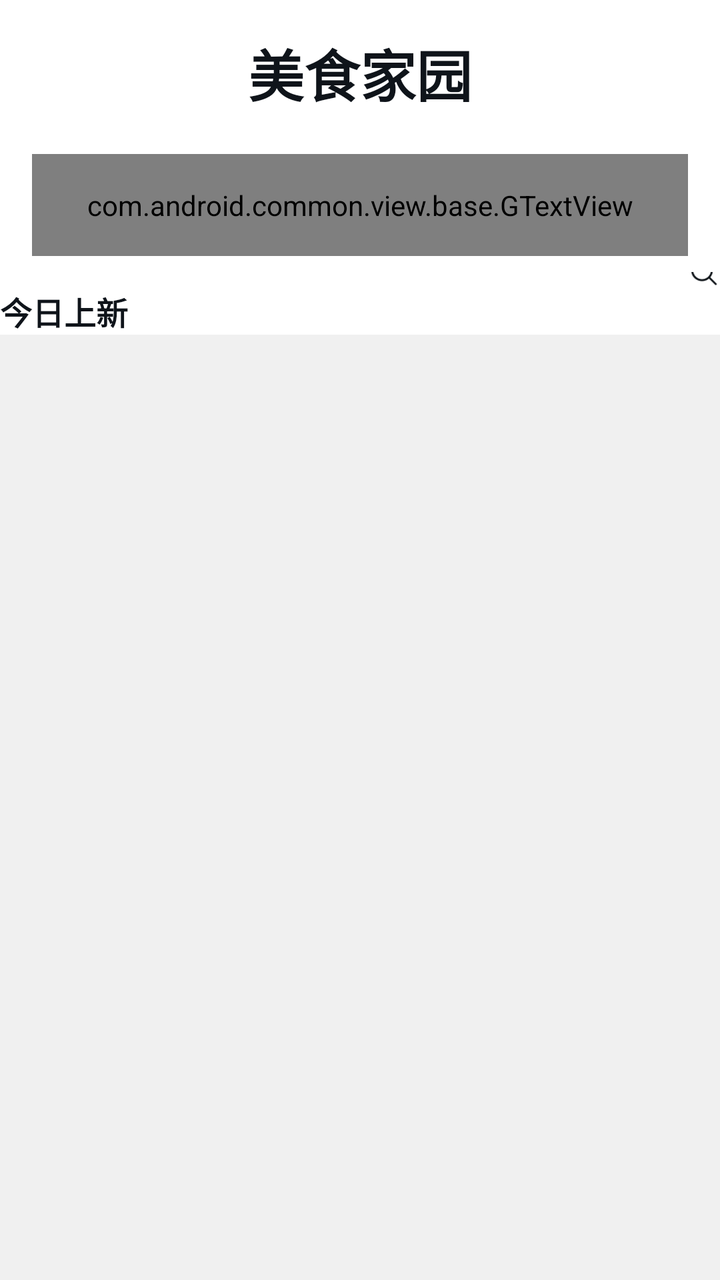
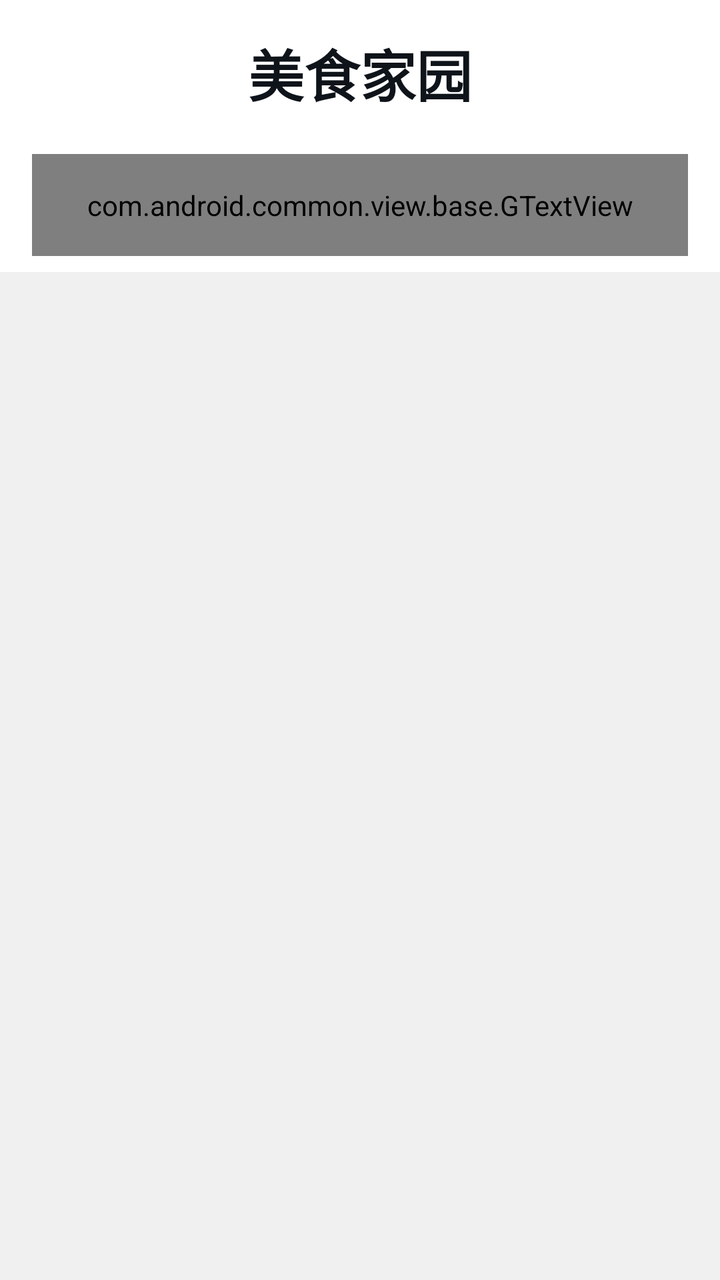

An Android layout rendered at two revisions. The XML below is the earlier revision; the diff shows what the commit changed to produce the second picture.
<!-- AndroidManifest.xml: fallback theme Theme.MaterialComponents.DayNight.NoActionBar -->
<!-- res/layout/index_fragment_index.xml -->
<?xml version="1.0" encoding="utf-8"?>
<androidx.coordinatorlayout.widget.CoordinatorLayout xmlns:android="http://schemas.android.com/apk/res/android"
    android:layout_width="match_parent"
    android:layout_height="match_parent"
    xmlns:app="http://schemas.android.com/apk/res-auto"
    android:background="@color/color_f0f0f0">

    
    <com.google.android.material.appbar.AppBarLayout
        android:id="@+id/app_bar"
        android:layout_width="match_parent"
        android:layout_height="wrap_content"
        android:orientation="vertical"
        android:background="@color/white">
        
        <com.google.android.material.appbar.CollapsingToolbarLayout
            android:layout_width="match_parent"
            android:layout_height="wrap_content"
            app:layout_scrollFlags="snap|scroll|exitUntilCollapsed">
            <LinearLayout
                android:id="@+id/ll_parallax"
                android:layout_width="match_parent"
                android:layout_height="wrap_content"
                android:orientation="vertical"
                app:layout_collapseMode="parallax">

                <TextView
                    android:layout_width="wrap_content"
                    android:layout_height="wrap_content"
                    android:text="美食家园"
                    android:layout_gravity="center_horizontal"
                    android:textSize="28sp"
                    android:textStyle="bold"
                    android:layout_marginTop="16dp"
                    android:textColor="@color/textTitle" />

                <com.android.common.view.base.GTextView
                    android:id="@+id/tv_search"
                    android:layout_width="match_parent"
                    android:layout_height="wrap_content"
                    android:layout_marginTop="20dp"
                    android:layout_marginHorizontal="16dp"
                    android:padding="16dp"
                    android:background="@color/color_e8edf2"
                    android:gravity="center_vertical"
                    android:drawableStart="@drawable/index_img_search_gray"
                    android:drawablePadding="8dp"
                    android:hint="搜索菜谱或好友"
                    android:textColorHint="@color/color_999999"
                    android:textSize="14sp"
                    app:radius="12dp" />
            </LinearLayout>
        </com.google.android.material.appbar.CollapsingToolbarLayout>

        <androidx.constraintlayout.widget.ConstraintLayout
            android:layout_width="match_parent"
            android:layout_height="wrap_content"
            android:layout_marginTop="8dp">
            <androidx.recyclerview.widget.RecyclerView
                android:id="@+id/rv_tags"
                android:layout_width="match_parent"
                android:layout_height="wrap_content"
                app:layout_constraintTop_toTopOf="parent"/>
            <androidx.appcompat.widget.AppCompatImageView
                android:id="@+id/iv_search"
                android:layout_width="wrap_content"
                android:layout_height="wrap_content"
                app:srcCompat="@drawable/index_img_search"
                app:layout_constraintEnd_toEndOf="parent"
                app:layout_constraintTop_toTopOf="@+id/rv_tags"
                app:layout_constraintBottom_toBottomOf="@+id/rv_tags"/>

            <androidx.recyclerview.widget.RecyclerView
                android:id="@+id/rv_featured_categories"
                android:layout_width="match_parent"
                android:layout_height="wrap_content"
                app:layout_constraintTop_toBottomOf="@+id/rv_tags"
                android:layout_marginTop="8dp"/>

            <TextView
                android:id="@+id/tv_discover"
                android:layout_width="wrap_content"
                android:layout_height="wrap_content"
                android:text="今日上新"
                android:textSize="16sp"
                android:textStyle="bold"
                android:textColor="@color/textTitle"
                app:layout_constraintTop_toBottomOf="@+id/rv_featured_categories"
                app:layout_constraintStart_toStartOf="parent"/>

            <androidx.recyclerview.widget.RecyclerView
                android:id="@+id/rv_discover"
                android:layout_width="match_parent"
                android:layout_height="wrap_content"
                app:layout_constraintTop_toBottomOf="@+id/tv_discover" />

        </androidx.constraintlayout.widget.ConstraintLayout>
    </com.google.android.material.appbar.AppBarLayout>

    <androidx.recyclerview.widget.RecyclerView
        android:id="@+id/rv_popular"
        android:layout_width="match_parent"
        android:layout_height="match_parent"
        app:layout_behavior="@string/appbar_scrolling_view_behavior"/>
</androidx.coordinatorlayout.widget.CoordinatorLayout>
<!-- resources referenced by this layout -->
<resources>
  <color name="color_999999">#999999</color>
  <color name="color_e8edf2">#E8EDF2</color>
  <color name="color_f0f0f0">#F0F0F0</color>
  <color name="textTitle">#0F141A</color>
  <color name="white">#FFFFFFFF</color>
  <!-- drawable index_img_search: png bitmap (drawable-xxhdpi, 658 bytes) -->
  <!-- drawable index_img_search_gray: png bitmap (drawable-xxhdpi, 667 bytes) -->
</resources>

<!-- the commit's change to res/layout/index_fragment_index.xml (unified diff, before → after) -->
@@ -1,24 +1,23 @@
 <?xml version="1.0" encoding="utf-8"?>
 <androidx.coordinatorlayout.widget.CoordinatorLayout xmlns:android="http://schemas.android.com/apk/res/android"
+    xmlns:app="http://schemas.android.com/apk/res-auto"
     android:layout_width="match_parent"
     android:layout_height="match_parent"
-    xmlns:app="http://schemas.android.com/apk/res-auto"
     android:background="@color/color_f0f0f0">
 
-    
     <com.google.android.material.appbar.AppBarLayout
         android:id="@+id/app_bar"
         android:layout_width="match_parent"
         android:layout_height="wrap_content"
-        android:orientation="vertical"
-        android:background="@color/white">
-        
+        android:background="@color/white"
+        android:orientation="vertical">
+
         <com.google.android.material.appbar.CollapsingToolbarLayout
             android:layout_width="match_parent"
             android:layout_height="wrap_content"
             app:layout_scrollFlags="snap|scroll|exitUntilCollapsed">
+
             <LinearLayout
-                android:id="@+id/ll_parallax"
                 android:layout_width="match_parent"
                 android:layout_height="wrap_content"
                 android:orientation="vertical"
@@ -27,25 +26,28 @@
                 <TextView
                     android:layout_width="wrap_content"
                     android:layout_height="wrap_content"
-                    android:text="美食家园"
                     android:layout_gravity="center_horizontal"
+                    android:layout_marginTop="16dp"
+                    android:text="@string/index_title_home"
+                    android:textColor="@color/textTitle"
                     android:textSize="28sp"
-                    android:textStyle="bold"
-                    android:layout_marginTop="16dp"
-                    android:textColor="@color/textTitle" />
+                    android:textStyle="bold" />
 
                 <com.android.common.view.base.GTextView
                     android:id="@+id/tv_search"
                     android:layout_width="match_parent"
                     android:layout_height="wrap_content"
+                    android:layout_marginStart="16dp"
                     android:layout_marginTop="20dp"
-                    android:layout_marginHorizontal="16dp"
-                    android:padding="16dp"
+                    android:layout_marginEnd="16dp"
                     android:background="@color/color_e8edf2"
-                    android:gravity="center_vertical"
+                    android:clickable="true"
                     android:drawableStart="@drawable/index_img_search_gray"
                     android:drawablePadding="8dp"
-                    android:hint="搜索菜谱或好友"
+                    android:focusable="true"
+                    android:gravity="center_vertical"
+                    android:hint="@string/index_search_hint"
+                    android:padding="16dp"
                     android:textColorHint="@color/color_999999"
                     android:textSize="14sp"
                     app:radius="12dp" />
@@ -55,51 +57,159 @@
         <androidx.constraintlayout.widget.ConstraintLayout
             android:layout_width="match_parent"
             android:layout_height="wrap_content"
-            android:layout_marginTop="8dp">
+            android:paddingStart="16dp"
+            android:paddingTop="4dp"
+            android:paddingEnd="4dp"
+            android:paddingBottom="4dp">
+
             <androidx.recyclerview.widget.RecyclerView
                 android:id="@+id/rv_tags"
-                android:layout_width="match_parent"
+                android:layout_width="0dp"
                 android:layout_height="wrap_content"
-                app:layout_constraintTop_toTopOf="parent"/>
+                android:layout_marginEnd="48dp"
+                android:clipToPadding="false"
+                app:layout_constraintBottom_toBottomOf="parent"
+                app:layout_constraintEnd_toEndOf="parent"
+                app:layout_constraintStart_toStartOf="parent"
+                app:layout_constraintTop_toTopOf="parent" />
+
             <androidx.appcompat.widget.AppCompatImageView
                 android:id="@+id/iv_search"
-                android:layout_width="wrap_content"
-                android:layout_height="wrap_content"
-                app:srcCompat="@drawable/index_img_search"
+                android:layout_width="48dp"
+                android:layout_height="48dp"
+                android:alpha="0"
+                android:background="?android:attr/selectableItemBackgroundBorderless"
+                android:contentDescription="@string/index_search_icon_desc"
+                android:padding="12dp"
+                android:visibility="gone"
+                app:layout_constraintBottom_toBottomOf="@id/rv_tags"
                 app:layout_constraintEnd_toEndOf="parent"
-                app:layout_constraintTop_toTopOf="@+id/rv_tags"
-                app:layout_constraintBottom_toBottomOf="@+id/rv_tags"/>
-
-            <androidx.recyclerview.widget.RecyclerView
-                android:id="@+id/rv_featured_categories"
-                android:layout_width="match_parent"
-                android:layout_height="wrap_content"
-                app:layout_constraintTop_toBottomOf="@+id/rv_tags"
-                android:layout_marginTop="8dp"/>
-
-            <TextView
-                android:id="@+id/tv_discover"
-                android:layout_width="wrap_content"
-                android:layout_height="wrap_content"
-                android:text="今日上新"
-                android:textSize="16sp"
-                android:textStyle="bold"
-                android:textColor="@color/textTitle"
-                app:layout_constraintTop_toBottomOf="@+id/rv_featured_categories"
-                app:layout_constraintStart_toStartOf="parent"/>
-
-            <androidx.recyclerview.widget.RecyclerView
-                android:id="@+id/rv_discover"
-                android:layout_width="match_parent"
-                android:layout_height="wrap_content"
-                app:layout_constraintTop_toBottomOf="@+id/tv_discover" />
-
+                app:layout_constraintTop_toTopOf="@id/rv_tags"
+                app:srcCompat="@drawable/index_img_search" />
         </androidx.constraintlayout.widget.ConstraintLayout>
     </com.google.android.material.appbar.AppBarLayout>
 
     <androidx.recyclerview.widget.RecyclerView
-        android:id="@+id/rv_popular"
+        android:id="@+id/rv_feed"
         android:layout_width="match_parent"
         android:layout_height="match_parent"
-        app:layout_behavior="@string/appbar_scrolling_view_behavior"/>
+        android:clipToPadding="false"
+        android:paddingStart="12dp"
+        android:paddingTop="12dp"
+        android:paddingEnd="12dp"
+        android:paddingBottom="16dp"
+        app:layout_behavior="@string/appbar_scrolling_view_behavior" />
+
+    <ProgressBar
+        android:id="@+id/pb_loading"
+        style="?android:attr/progressBarStyleSmall"
+        android:layout_width="wrap_content"
+        android:layout_height="wrap_content"
+        android:indeterminateTint="@color/color_primary"
+        android:visibility="gone"
+        app:layout_anchor="@id/rv_feed"
+        app:layout_anchorGravity="center" />
+
+    <LinearLayout
+        android:id="@+id/ll_empty"
+        android:layout_width="match_parent"
+        android:layout_height="wrap_content"
+        android:gravity="center"
+        android:orientation="vertical"
+        android:paddingStart="32dp"
+        android:paddingEnd="32dp"
+        android:visibility="gone"
+        app:layout_anchor="@id/rv_feed"
+        app:layout_anchorGravity="center">
+
+        <TextView
+            android:id="@+id/tv_empty"
+            android:layout_width="wrap_content"
+            android:layout_height="wrap_content"
+            android:gravity="center"
+            android:text="@string/index_empty"
+            android:textColor="@color/textNormal"
+            android:textSize="14sp" />
+    </LinearLayout>
+
+    <LinearLayout
+        android:id="@+id/ll_error"
+        android:layout_width="match_parent"
+        android:layout_height="wrap_content"
+        android:gravity="center"
+        android:orientation="vertical"
+        android:paddingStart="32dp"
+        android:paddingEnd="32dp"
+        android:visibility="gone"
+        app:layout_anchor="@id/rv_feed"
+        app:layout_anchorGravity="center">
+
+        <TextView
+            android:id="@+id/tv_error"
+            android:layout_width="wrap_content"
+            android:layout_height="wrap_content"
+            android:gravity="center"
+            android:text="@string/index_error_default"
+            android:textColor="@color/red"
+            android:textSize="14sp" />
+
+        <androidx.appcompat.widget.AppCompatButton
+            android:id="@+id/btn_retry"
+            android:layout_width="wrap_content"
+            android:layout_height="wrap_content"
+            android:layout_marginTop="12dp"
+            android:background="@drawable/index_bg_secondary_button"
+            android:minHeight="40dp"
+            android:minWidth="96dp"
+            android:paddingStart="24dp"
+            android:paddingEnd="24dp"
+            android:text="@string/index_retry"
+            android:textAllCaps="false"
+            android:textColor="@color/textTitle"
+            android:textSize="14sp" />
+    </LinearLayout>
+
+    <LinearLayout
+        android:id="@+id/ll_login_required"
+        android:layout_width="match_parent"
+        android:layout_height="wrap_content"
+        android:gravity="center"
+        android:orientation="vertical"
+        android:paddingStart="32dp"
+        android:paddingEnd="32dp"
+        android:visibility="gone"
+        app:layout_anchor="@id/rv_feed"
+        app:layout_anchorGravity="center">
+
+        <TextView
+            android:layout_width="wrap_content"
+            android:layout_height="wrap_content"
+            android:gravity="center"
+            android:text="@string/index_login_required_title"
+            android:textColor="@color/textTitle"
+            android:textSize="20sp"
+            android:textStyle="bold" />
+
+        <TextView
+            android:layout_width="wrap_content"
+            android:layout_height="wrap_content"
+            android:layout_marginTop="10dp"
+            android:gravity="center"
+            android:text="@string/index_login_required_desc"
+            android:textColor="@color/textNormal"
+            android:textSize="14sp" />
+
+        <androidx.appcompat.widget.AppCompatButton
+            android:id="@+id/btn_login"
+            android:layout_width="match_parent"
+            android:layout_height="wrap_content"
+            android:layout_marginTop="20dp"
+            android:background="@drawable/index_bg_primary_button"
+            android:minHeight="48dp"
+            android:text="@string/index_login_button"
+            android:textAllCaps="false"
+            android:textColor="@color/white"
+            android:textSize="16sp" />
+    </LinearLayout>
+
 </androidx.coordinatorlayout.widget.CoordinatorLayout>
<!-- resource entries referenced after the edit -->
@@ -3,9 +3,60 @@
   <color name="color_999999">#999999</color>
   <color name="color_e8edf2">#E8EDF2</color>
   <color name="color_f0f0f0">#F0F0F0</color>
+  <color name="color_primary">#FF8A00</color>
+  <color name="red">#FFFF0000</color>
+  <color name="textNormal">#5C738C</color>
   <color name="textTitle">#0F141A</color>
   <color name="white">#FFFFFFFF</color>
+  <!-- drawable index_bg_primary_button (drawable) -->
+  <?xml version="1.0" encoding="utf-8"?>
+  <selector xmlns:android="http://schemas.android.com/apk/res/android">
+      <item android:state_enabled="false">
+          <shape android:shape="rectangle">
+              <solid android:color="@color/color_e8edf2" />
+              <corners android:radius="12dp" />
+          </shape>
+      </item>
+      <item android:state_pressed="true">
+          <shape android:shape="rectangle">
+              <solid android:color="@color/color_primary_pressed" />
+              <corners android:radius="12dp" />
+          </shape>
+      </item>
+      <item>
+          <shape android:shape="rectangle">
+              <solid android:color="@color/color_primary" />
+              <corners android:radius="12dp" />
+          </shape>
+      </item>
+  </selector>
+  <!-- drawable index_bg_secondary_button (drawable) -->
+  <?xml version="1.0" encoding="utf-8"?>
+  <selector xmlns:android="http://schemas.android.com/apk/res/android">
+      <item android:state_pressed="true">
+          <shape android:shape="rectangle">
+              <solid android:color="@color/color_e8edf2" />
+              <corners android:radius="12dp" />
+          </shape>
+      </item>
+      <item>
+          <shape android:shape="rectangle">
+              <solid android:color="@color/color_f0f0f0" />
+              <corners android:radius="12dp" />
+          </shape>
+      </item>
+  </selector>
   <!-- drawable index_img_search: png bitmap (drawable-xxhdpi, 658 bytes) -->
   <!-- drawable index_img_search_gray: png bitmap (drawable-xxhdpi, 667 bytes) -->
+  <string name="index_empty">暂无内容</string>
+  <string name="index_error_default">加载失败，请重试</string>
+  <string name="index_login_button">登录 / 注册</string>
+  <string name="index_login_required_desc">登录后可查看好友动态</string>
+  <string name="index_login_required_title">登录后查看好友动态</string>
+  <string name="index_retry">重试</string>
+  <string name="index_search_hint">搜索菜谱或好友</string>
+  <string name="index_search_icon_desc">搜索</string>
+  <string name="index_title_home">美食家园</string>
+  <color name="color_primary_pressed">#E67A00</color>
 </resources>
 
